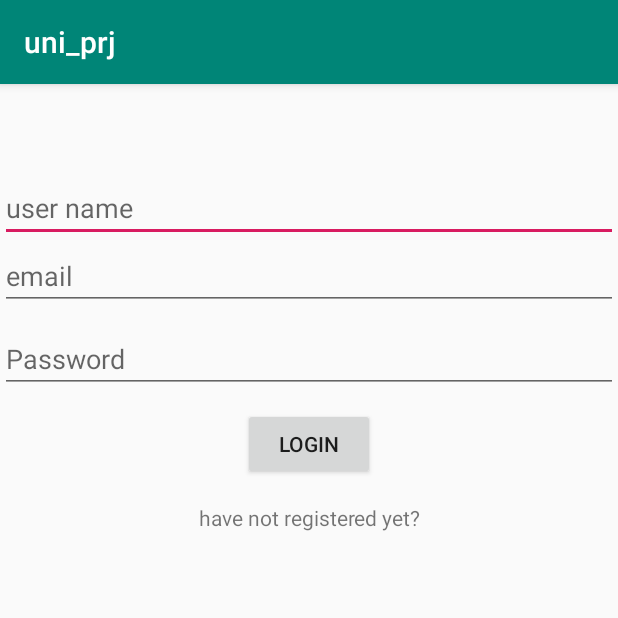
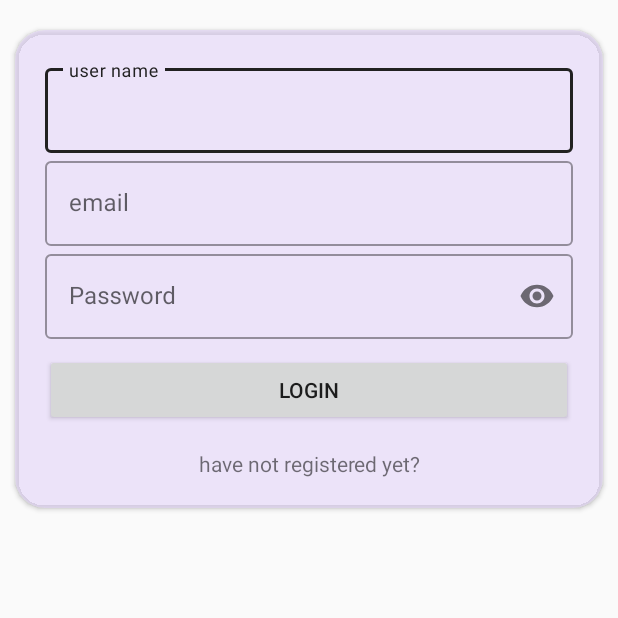
Before and after one commit to mhb-flh/uni, an Android app: the fragment Login shown on its own in the app's theme, on a phone screen of 412 x 824 dp, the top half of it. Run offline under Robolectric (Android 15) with nearby library versions, the phone set to English and light mode, and no system bars.

Commit message:
login with cardview and material design done

```diff
--- a/app/build.gradle
+++ b/app/build.gradle
@@ -21,6 +21,7 @@ android {
             proguardFiles getDefaultProguardFile('proguard-android.txt'), 'proguard-rules.pro'
         }
     }
+
 }
 
 dependencies {
@@ -32,4 +33,6 @@ dependencies {
     implementation 'com.squareup.retrofit2:converter-gson:2.4.0'
     androidTestImplementation 'com.android.support.test:runner:1.0.2'
     androidTestImplementation 'com.android.support.test.espresso:espresso-core:3.0.2'
+    implementation 'com.android.support:design:28.0.0'
+
 }
--- a/app/src/main/AndroidManifest.xml
+++ b/app/src/main/AndroidManifest.xml
@@ -1,14 +1,18 @@
 <?xml version="1.0" encoding="utf-8"?>
 <manifest xmlns:android="http://schemas.android.com/apk/res/android"
+    xmlns:tools="http://schemas.android.com/tools"
     package="com.example.pars.uni_prj">
 
     <application
+        tools:replace="android:appComponentFactory"
+        android:appComponentFactory="Any character"
         android:allowBackup="true"
         android:icon="@mipmap/ic_launcher"
         android:label="@string/app_name"
         android:roundIcon="@mipmap/ic_launcher_round"
         android:supportsRtl="true"
-        android:theme="@style/AppTheme">
+        android:theme="@style/AppTheme.NoActionBar">
+
         <activity android:name=".MainActivity">
             <intent-filter>
                 <action android:name="android.intent.action.MAIN" />
--- a/app/src/main/java/com/example/pars/uni_prj/API.java
+++ b/app/src/main/java/com/example/pars/uni_prj/API.java
@@ -5,7 +5,7 @@ import retrofit2.converter.gson.GsonConverterFactory;
 
 public class API {
 
-    public static final String BASE_URL = "http://192.168.1.2/uni/";
+    public static final String BASE_URL = "http://192.168.1.3/uni/";
     public static Retrofit myRetrofit = null;
 
     public static Retrofit getAPI() {
--- a/app/src/main/res/layout/fragment_login.xml
+++ b/app/src/main/res/layout/fragment_login.xml
@@ -1,38 +1,80 @@
 <?xml version="1.0" encoding="utf-8"?>
-<LinearLayout xmlns:android="http://schemas.android.com/apk/res/android"
+<LinearLayout
+    xmlns:android="http://schemas.android.com/apk/res/android"
     xmlns:tools="http://schemas.android.com/tools"
     android:layout_width="match_parent"
     android:layout_height="match_parent"
+    xmlns:app="http://schemas.android.com/apk/res-auto"
     android:orientation="vertical"
     tools:context=".Login">
 
 
 
-    <EditText
+
+        <android.support.v7.widget.CardView
+            android:layout_width="match_parent"
+            android:layout_height="wrap_content"
+            app:cardBackgroundColor="#88e2d1fa"
+            app:cardCornerRadius="20dp"
+            android:layout_marginTop="20dp"
+            android:layout_marginLeft="10dp"
+            android:layout_marginRight="10dp">
+
+            <LinearLayout
+                android:layout_width="match_parent"
+                android:layout_height="wrap_content"
+                android:padding="20dp"
+                android:orientation="vertical">
+
+
+                <android.support.design.widget.TextInputLayout
                     android:layout_width="match_parent"
                     android:layout_height="wrap_content"
                     android:id="@+id/login_user"
                     android:hint="user name"
-        android:layout_marginTop="60dp"/>
+                    style="@style/Widget.MaterialComponents.TextInputLayout.OutlinedBox">
 
-    <EditText
+                    <android.support.design.widget.TextInputEditText
+                        android:layout_width="match_parent"
+                        android:layout_height="match_parent"
+                        />
+
+                </android.support.design.widget.TextInputLayout>
+
+                <android.support.design.widget.TextInputLayout
                     android:layout_width="match_parent"
                     android:layout_height="wrap_content"
                     android:id="@+id/login_email"
                     android:hint="email"
+                    style="@style/Widget.MaterialComponents.TextInputLayout.OutlinedBox">
+
+                    <android.support.design.widget.TextInputEditText
+                        android:layout_width="match_parent"
+                        android:layout_height="match_parent"
                         />
 
+                </android.support.design.widget.TextInputLayout>
 
-
-    <EditText
+                <android.support.design.widget.TextInputLayout
                     android:layout_width="match_parent"
                     android:layout_height="wrap_content"
                     android:id="@+id/login_password"
                     android:hint="Password"
-        android:layout_marginTop="10dp"/>
+                    app:passwordToggleEnabled="true"
+                    style="@style/Widget.MaterialComponents.TextInputLayout.OutlinedBox">
+
+                    <android.support.design.widget.TextInputEditText
+                        android:layout_width="match_parent"
+                        android:layout_height="wrap_content"
+                        android:inputType="textPassword"
+
+                        />
+
+                </android.support.design.widget.TextInputLayout>
+
 
                 <Button
-        android:layout_width="wrap_content"
+                    android:layout_width="match_parent"
                     android:layout_height="wrap_content"
                     android:layout_gravity="center"
                     android:text="Login"
@@ -47,4 +89,12 @@
                     android:textAlignment="center"
                     android:layout_marginTop="15dp"/>
 
+
             </LinearLayout>
+
+
+
+
+        </android.support.v7.widget.CardView>
+
+</LinearLayout>
--- a/app/src/main/res/values/styles.xml
+++ b/app/src/main/res/values/styles.xml
@@ -1,11 +1,17 @@
-<resources>
+<resources xmlns:tools="http://schemas.android.com/tools">
 
     <!-- Base application theme. -->
     <style name="AppTheme" parent="Theme.AppCompat.Light.DarkActionBar">
-        <!-- Customize your theme here. -->
+
         <item name="colorPrimary">@color/colorPrimary</item>
         <item name="colorPrimaryDark">@color/colorPrimaryDark</item>
         <item name="colorAccent">@color/colorAccent</item>
     </style>
 
+    <style name="AppTheme.NoActionBar" parent="Theme.AppCompat.Light.DarkActionBar">
+        <item name="windowActionBar">false</item>
+        <item name="windowNoTitle">true</item>
+        <item name="android:windowFullscreen">true</item>
+    </style>
+
 </resources>
--- a/build.gradle
+++ b/build.gradle
@@ -5,6 +5,9 @@ buildscript {
     repositories {
         google()
         jcenter()
+        maven {
+            url "https://maven.google.com"
+        }
     }
     dependencies {
         classpath 'com.android.tools.build:gradle:3.2.0'
@@ -19,6 +22,9 @@ allprojects {
     repositories {
         google()
         jcenter()
+        maven {
+            url "https://maven.google.com"
+        }
     }
 }
 
```
Also changed, not shown: app/src/main/java/com/example/pars/uni_prj/Login.java (+7 -6 lines), app/src/main/java/com/example/pars/uni_prj/MainActivity.java (+13 -10 lines), app/src/main/res/drawable/ic_astronaut.xml (added, +32 -0 lines), app/src/main/res/drawable/ic_rocket.xml (added, +20 -0 lines), app/src/main/res/drawable/ic_space.xml (added, +17 -0 lines), app/src/main/res/layout/activity_main.xml (+7 -4 lines), app/src/main/res/drawable-v24/illus.jpg (added), app/src/main/res/drawable-v24/img2.jpg (added), app/src/main/res/drawable/bg.jpg (added), app/src/main/res/drawable/illus.jpg (added), app/src/main/res/drawable/img.jpg (added). Lines whose indentation alone changed are shown as unchanged.
